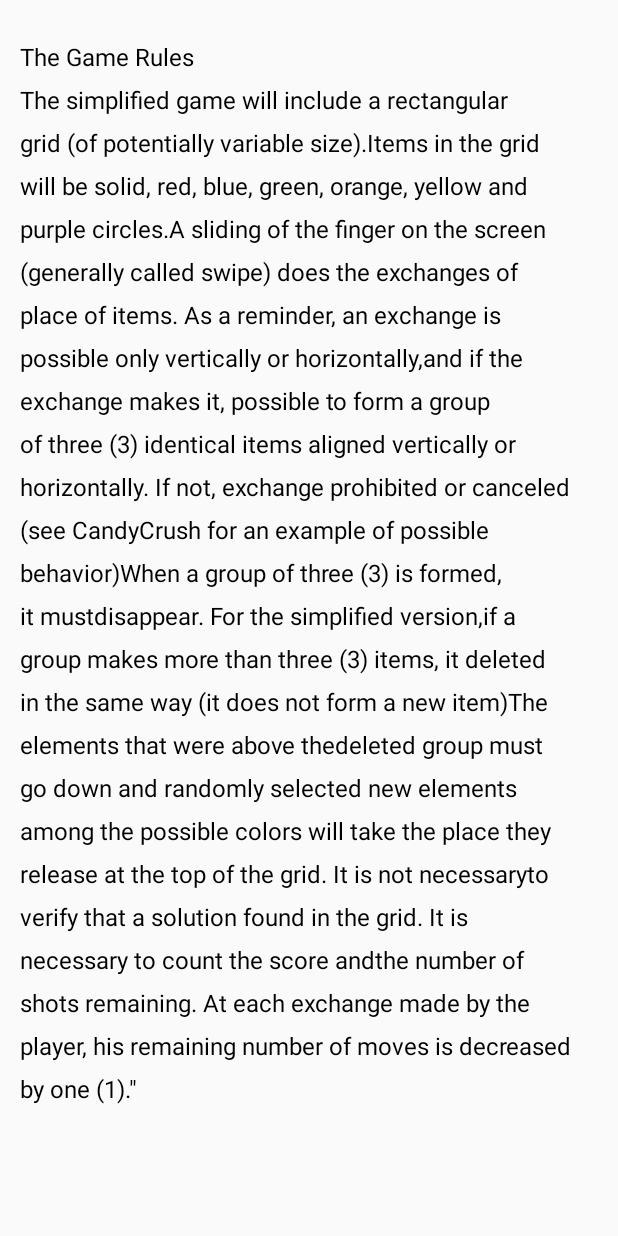
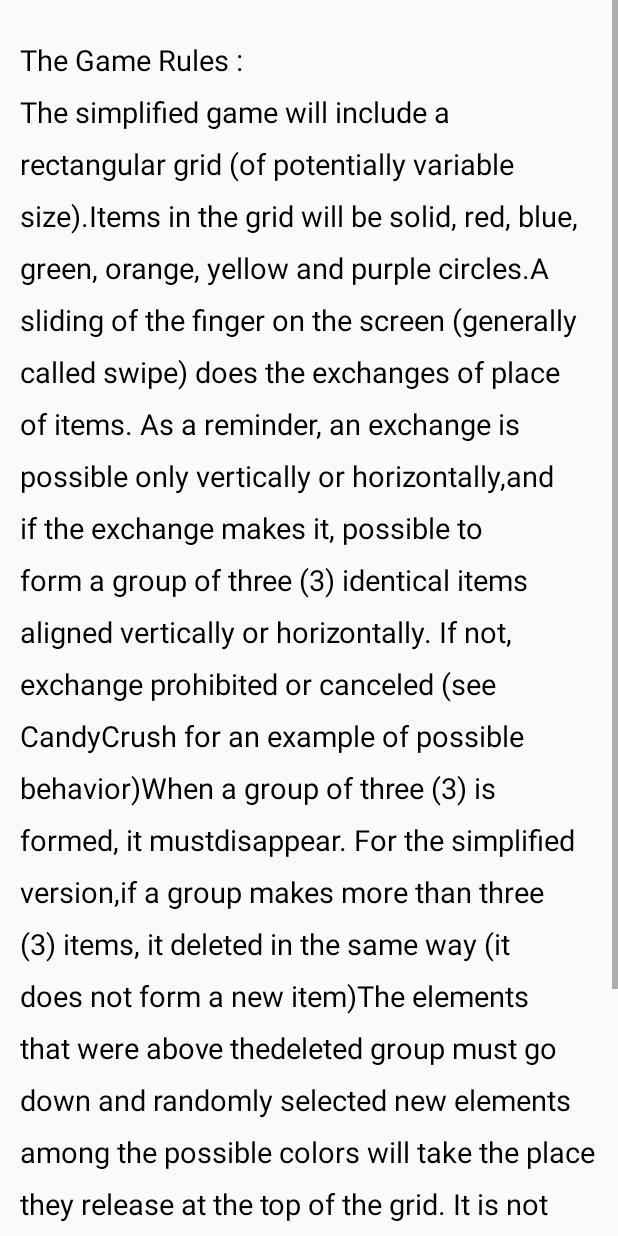
Before and after one commit to lyeskriaa/INF8405, an Android app: the ReglesJeu screen opened directly, with no data from a screen before it, on a phone screen of 412 x 824 dp. Run offline under Robolectric (Android 15) with nearby library versions, the phone set to English and light mode, and no system bars.

Commit message:
fixed regles, drawin each level dynamically with circles

```diff
--- a/TP1_INF8405/app/src/main/java/com/example/lyeskriaa/tp1_inf8405/ReglesJeu.java
+++ b/TP1_INF8405/app/src/main/java/com/example/lyeskriaa/tp1_inf8405/ReglesJeu.java
@@ -10,6 +10,7 @@ import android.widget.TextView;
  */
 
 public class ReglesJeu extends Activity {
+
     @Override
     protected void onCreate(Bundle savedInstanceState) {
         super.onCreate(savedInstanceState);
@@ -17,7 +18,7 @@ public class ReglesJeu extends Activity {
         TextView tv = (TextView) findViewById(R.id.textView2);
         tv.setPadding(20, 40, 20, 10);
         tv.setTextColor(Color.parseColor("#000000"));
-        tv.setText("The Game Rules\n" +
+        tv.setText("The Game Rules :\n" +
 
                 "The simplified game will include a rectangular grid (of potentially variable size)." +
                 "Items in the grid will be solid, red, blue, green, orange, yellow and purple circles." +
--- a/TP1_INF8405/app/src/main/res/layout/activity_regles_jeu.xml
+++ b/TP1_INF8405/app/src/main/res/layout/activity_regles_jeu.xml
@@ -1,25 +1,25 @@
 <?xml version="1.0" encoding="utf-8"?>
-<LinearLayout xmlns:android="http://schemas.android.com/apk/res/android"
+<ScrollView xmlns:android="http://schemas.android.com/apk/res/android"
     xmlns:tools="http://schemas.android.com/tools"
     android:layout_width="match_parent"
-    android:layout_height="match_parent"
-    android:weightSum="1">
+    android:layout_height="match_parent" >
 
-    <TextView
-        android:layout_width="wrap_content"
+    <LinearLayout
+        android:layout_width="match_parent"
         android:layout_height="match_parent"
-        android:id="@+id/textView2"
-        android:textAlignment="gravity"
-        android:textSize="16sp"
-        android:lineSpacingExtra="10sp"
-        android:scrollbarAlwaysDrawHorizontalTrack="false"
-        tools:scrollbarAlwaysDrawHorizontalTrack="false"
-        android:scrollbarAlwaysDrawVerticalTrack="true"
-        android:scrollbarSize="16dp"
-        android:scrollbarStyle="outsideInset"
-        android:scrollbars="horizontal|vertical"
-        android:selectAllOnFocus="false" />
+        android:orientation="vertical"
+        android:textAlignment="textStart">
 
+        <TextView
+            android:layout_width="match_parent"
+            android:layout_height="match_parent"
+            android:id="@+id/textView2"
+            android:textAlignment="gravity"
+            android:textSize="19sp"
+            android:lineSpacingExtra="12sp"
+            android:selectAllOnFocus="false"
+            tools:textAlignment="gravity" />
 
+    </LinearLayout>
 
-</LinearLayout>
+</ScrollView>
```
Also changed, not shown: TP1_INF8405/app/src/main/java/com/example/lyeskriaa/tp1_inf8405/Jeu.java (+96 -5 lines), TP1_INF8405/app/src/main/java/com/example/lyeskriaa/tp1_inf8405/Niveaux.java (+6 -3 lines), TP1_INF8405/app/src/main/res/layout/activity_jeu.xml (+14 -8 lines).
